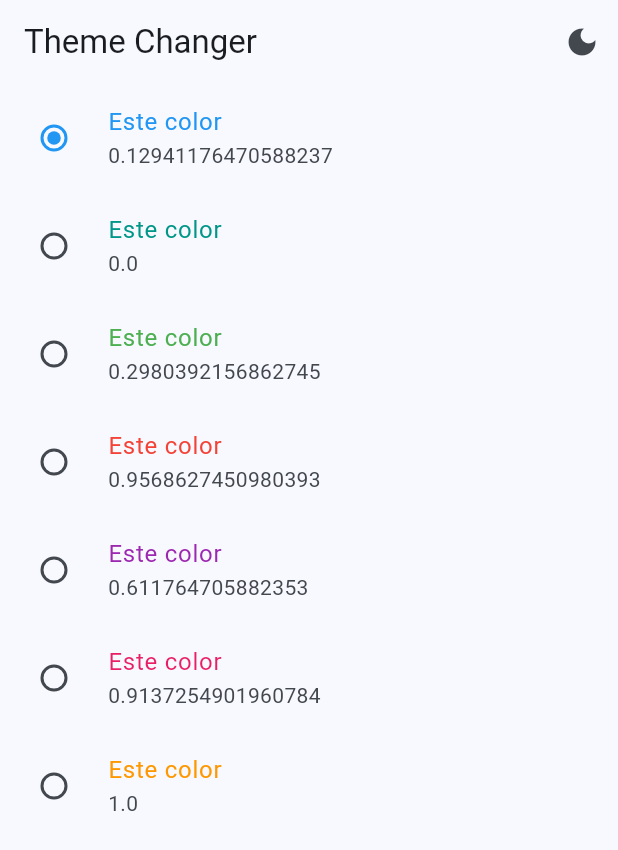
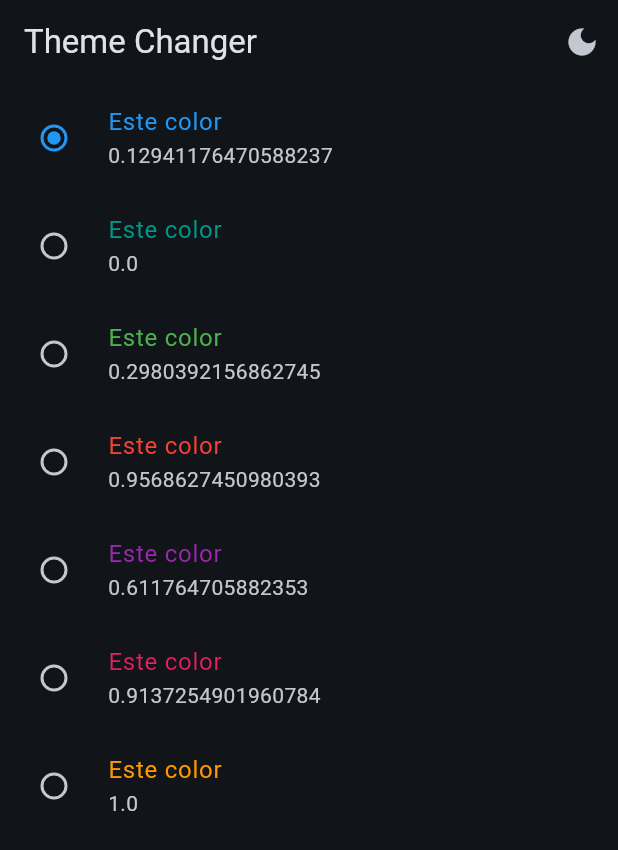
Before and after one commit to LucasMJuarez/widgets_flutter_app, a Flutter app: the ThemeChangerScreen screen opened by its route, after a tap on the "light mode" icon, on a phone screen of 412 x 824 dp. Shown: the top 850 px of the screen. Run offline on Flutter 3.47's test engine with Material 3 defaults, Android fonts, the phone set to English and light mode, and no system bars; our stand-ins replace animate_do, flutter_riverpod, go_router.

Commit message:
implement in main and theme changer screen toggle_dark_mode

```diff
--- a/lib/config/theme/app_theme.dart
+++ b/lib/config/theme/app_theme.dart
@@ -27,4 +27,11 @@ class AppTheme {
     colorSchemeSeed: colorList[selectedColor],
     appBarTheme: const AppBarTheme(centerTitle: false),
   );
+
+  AppTheme copyWith({int? selectedColor, bool? isDarkMode}) {
+    return AppTheme(
+      selectedColor: selectedColor ?? this.selectedColor,
+      isDarkMode: isDarkMode ?? this.isDarkMode,
+    );
+  }
 }
--- a/lib/presentation/providers/theme_provider.dart
+++ b/lib/presentation/providers/theme_provider.dart
@@ -20,6 +20,10 @@ final themeNotifierProvider = StateNotifierProvider<ThemeNotifier, AppTheme>(
 class ThemeNotifier extends StateNotifier<AppTheme> {
   // Constructor initializing the state with a default AppTheme instance
   ThemeNotifier() : super(AppTheme());
+
+  void toggleDarkMode() {
+    state = state.copyWith(isDarkMode: !state.isDarkMode);
+  }
 }
 
 
--- a/lib/presentation/screens/theme_changer/theme_changer_screen.dart
+++ b/lib/presentation/screens/theme_changer/theme_changer_screen.dart
@@ -8,7 +8,7 @@ class ThemeChangerScreen extends ConsumerWidget {
 
   @override
   Widget build(BuildContext context, WidgetRef ref) {
-    final isDarkMode = ref.watch(isDarkModeProvider);
+    final isDarkMode = ref.watch(themeNotifierProvider).isDarkMode;
     return Scaffold(
       appBar: AppBar(
         title: const Text('Theme Changer'),
@@ -16,7 +16,7 @@ class ThemeChangerScreen extends ConsumerWidget {
           IconButton(
             icon: Icon(isDarkMode ? Icons.dark_mode : Icons.light_mode),
             onPressed: () {
-              ref.read(isDarkModeProvider.notifier).state = !isDarkMode;
+              ref.read(themeNotifierProvider.notifier).toggleDarkMode();
             },
           ),
         ],
```
